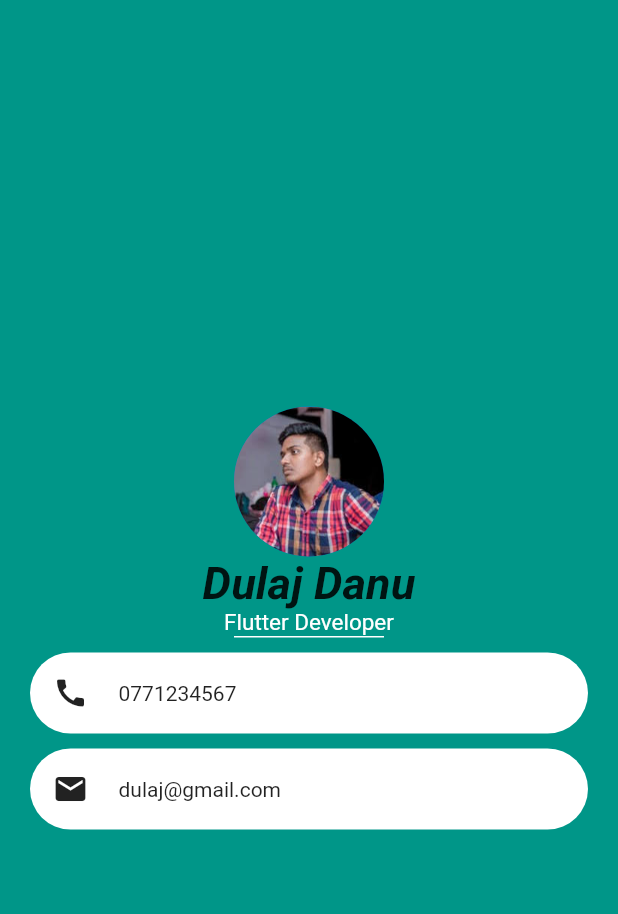
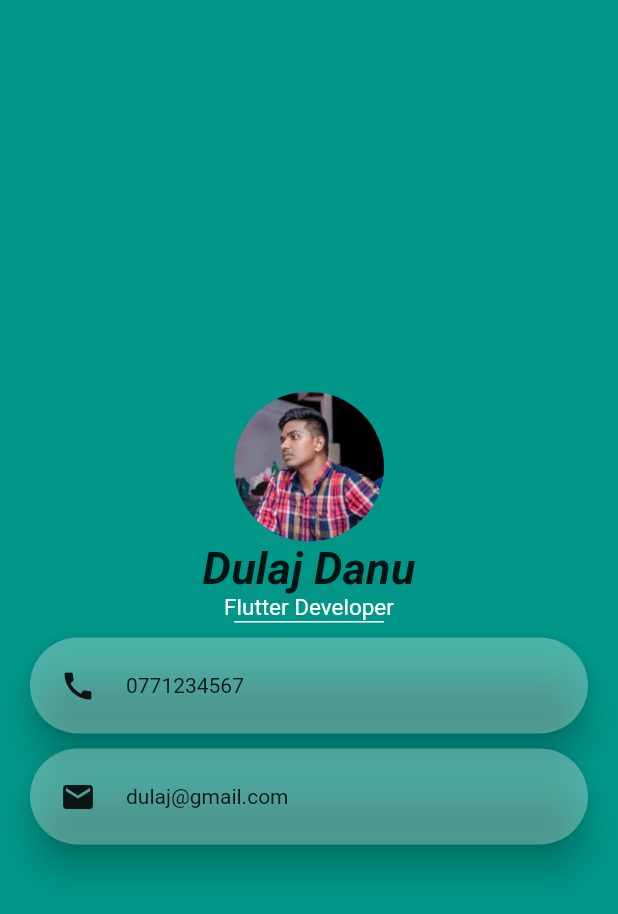
Before and after one commit to dulajdanu/flutter-appbrewery-course, a Flutter app: the screen it shows after launch, on a phone screen of 412 x 824 dp. Shown: the top 914 px of the screen. Run offline on Flutter 3.47's test engine with Material 2 defaults, Android fonts, the phone set to English and light mode, and no system bars.

Commit message:
business card ui fix

```diff
--- a/business_card/lib/main.dart
+++ b/business_card/lib/main.dart
@@ -51,12 +51,19 @@ class MyApp extends StatelessWidget {
               SizedBox(
                 height: 10,
               ),
-              Container(
+              Card(
+                color: Colors.white30,
+
+                elevation: 10.0,
                 margin: EdgeInsets.only(left: 20, right: 20),
-                decoration: BoxDecoration(
-                    color: Colors.white,
+                shape: RoundedRectangleBorder(
                     borderRadius: BorderRadius.circular(40)),
-                padding: EdgeInsets.all(15),
+                // decoration: BoxDecoration(
+                //     color: Colors.white,
+                //     borderRadius: BorderRadius.circular(40)),
+                // padding: EdgeInsets.all(15),
+                child: Padding(
+                  padding: const EdgeInsets.all(20.0),
                   child: Row(
                     // mainAxisAlignment: MainAxisAlignment.center,
                     children: <Widget>[
@@ -68,15 +75,23 @@ class MyApp extends StatelessWidget {
                     ],
                   ),
                 ),
+              ),
               SizedBox(
                 height: 10,
               ),
-              Container(
-                decoration: BoxDecoration(
-                    color: Colors.white,
+              Card(
+                color: Colors.white30,
+                shape: RoundedRectangleBorder(
                     borderRadius: BorderRadius.circular(40)),
+                elevation: 10.0,
+
+                // decoration: BoxDecoration(
+                // color: Colors.white,
+                // borderRadius: BorderRadius.circular(40)),
                 margin: EdgeInsets.only(left: 20, right: 20),
-                padding: EdgeInsets.all(15),
+                // padding: EdgeInsets.all(15),
+                child: Padding(
+                  padding: const EdgeInsets.all(20.0),
                   child: Row(
                     // mainAxisAlignment: MainAxisAlignment.center,
                     children: <Widget>[
@@ -87,6 +102,7 @@ class MyApp extends StatelessWidget {
                       Text("dulaj@gmail.com")
                     ],
                   ),
+                ),
               )
             ],
           ),
```
Lines whose indentation alone changed are shown as unchanged.
